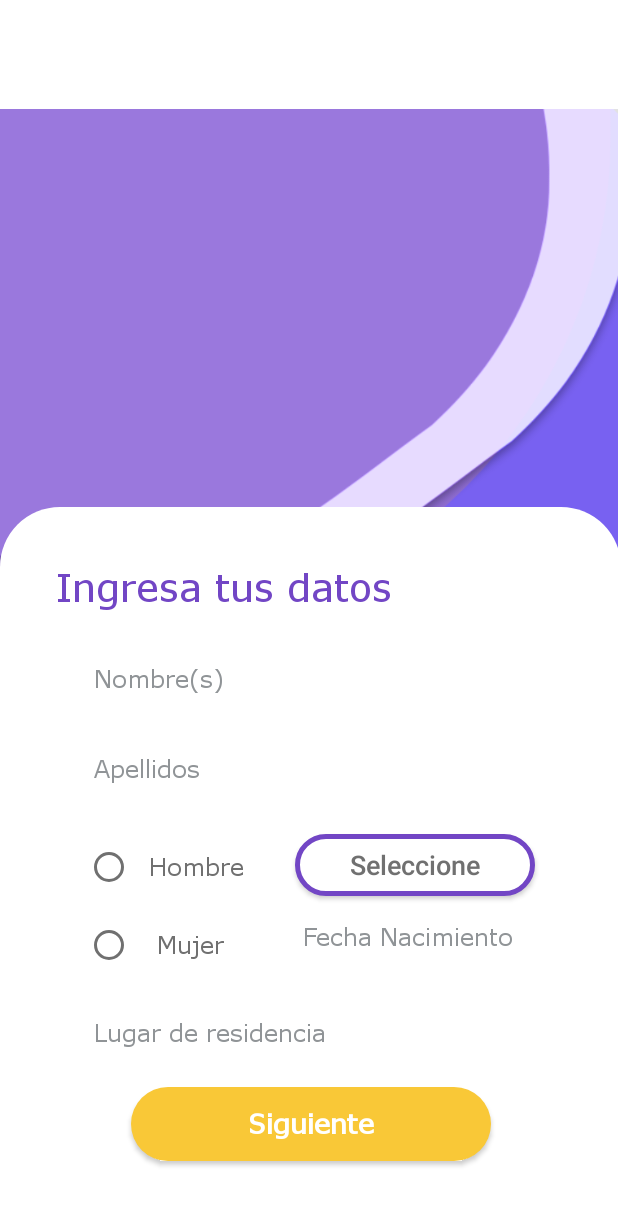
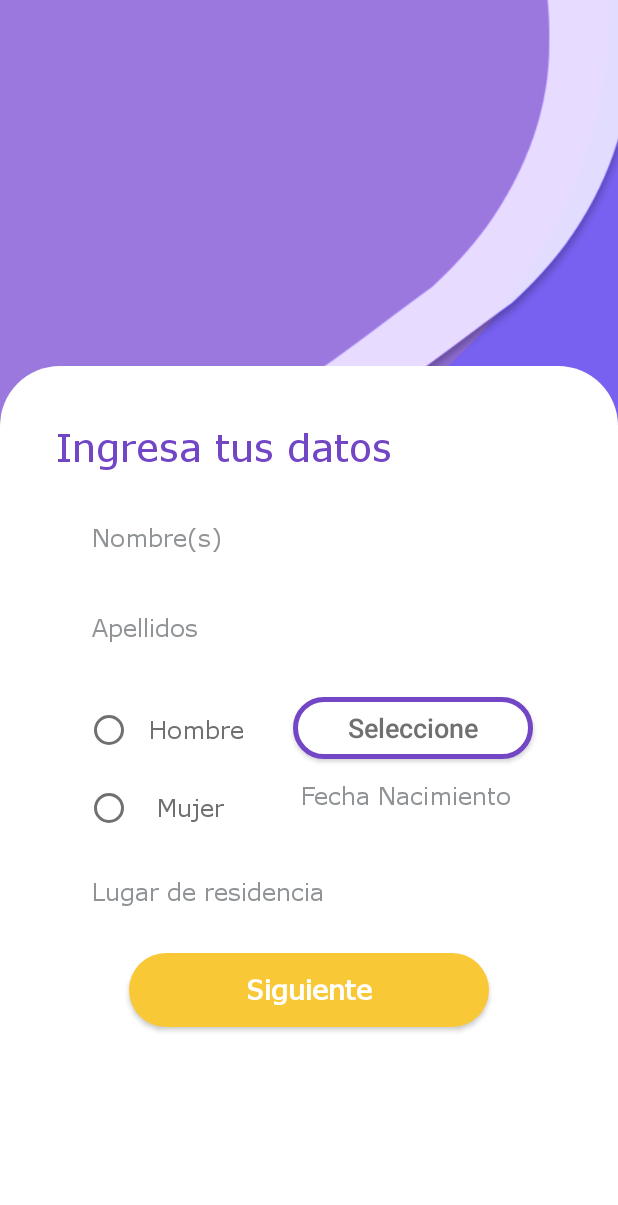
Before and after one commit to AndyJmnzEsp/FindMe_Proyecto, an Android app: the CheckInNormalActivity screen opened directly, with no data from a screen before it, on a phone screen of 412 x 824 dp. Shown: the top 1205 px of the screen. Run offline under Robolectric (Android 15) with nearby library versions, the phone set to English and light mode, and no system bars.

Commit message:
Date en registro estandar
Arreglo de fecha y de vista chck in normal

```diff
--- a/app/src/main/java/com/example/findme/CheckInNormalActivity.java
+++ b/app/src/main/java/com/example/findme/CheckInNormalActivity.java
@@ -3,48 +3,52 @@ package com.example.findme;
 import androidx.appcompat.app.AppCompatActivity;
 
 import android.app.DatePickerDialog;
+import android.app.TimePickerDialog;
 import android.os.Bundle;
+import android.view.View;
 import android.widget.Button;
-import android.content.Intent;
-import android.view.View;
 import android.widget.DatePicker;
 import android.widget.EditText;
+import android.widget.TimePicker;
+
+import androidx.appcompat.app.AppCompatActivity;
+
+import java.time.Year;
 import java.util.Calendar;
 
-public class CheckInNormalActivity  extends AppCompatActivity {
-
-    private int dia, mes, año;
-
+public class CheckInNormalActivity  extends AppCompatActivity implements View.OnClickListener {
+    Button bfecha, bhora;
+    EditText Efecha, Ehora;
+    private int dia,mes,anio;
     @Override
     protected void onCreate(Bundle savedInstanceState) {
         super.onCreate(savedInstanceState);
         //Crear la vista
         setContentView(R.layout.activity_check_in__normal);
+        //Declaracion de variables
+
+        bfecha= (Button)findViewById(R.id.BFecha);
+        Efecha = (EditText)findViewById(R.id.EFecha);
+        bfecha.setOnClickListener(this);
     }
-    //Declaracion de variables
-    Button Bfecha = findViewById(R.id.BFecha);
-    EditText Efecha = findViewById(R.id.EFecha);
-
-    public void Fecha (View v) {
-        if(v==Bfecha) {
+    public void onClick (View v) {
+        if (v == bfecha) {
             final Calendar c = Calendar.getInstance();
             dia = c.get(Calendar.DAY_OF_MONTH);
             mes = c.get(Calendar.MONTH);
-            año = c.get(Calendar.YEAR);
+            anio = c.get(Calendar.YEAR);
 
-            DatePickerDialog datePickerDialog =new DatePickerDialog(this, new DatePickerDialog.OnDateSetListener() {
+            DatePickerDialog datePickerDialog = new DatePickerDialog(this, new DatePickerDialog.OnDateSetListener() {
                 @Override
                 public void onDateSet(DatePicker view, int year, int month, int dayOfMonth) {
-                    Efecha.setText(dayOfMonth+"/"+(month+1)+"/"+year);
+                    Efecha.setText(dayOfMonth + "/" + (month + 1) + "/" + year);
                 }
             }
-                    ,dia,mes,año);
+                    , dia, mes, anio);
             datePickerDialog.show();
         }
     }
 
-    public void DatosSiguientes3(View view) {
-        Intent Psico = new Intent(this, CheckInPsicoActivity.class);
-        startActivity(Psico);
-    }
+
+
 }
--- a/app/src/main/res/layout/activity_check_in__normal.xml
+++ b/app/src/main/res/layout/activity_check_in__normal.xml
@@ -10,7 +10,7 @@
     <ImageView
         android:layout_width="wrap_content"
         android:layout_height="409dp"
-        android:layout_marginBottom="340dp"
+        android:layout_marginBottom="344dp"
         android:src="@drawable/img_iniciar_sesion1"
         app:layout_constraintBottom_toBottomOf="@+id/constraintLayout2"
         app:layout_constraintEnd_toEndOf="parent"
@@ -19,14 +19,14 @@
 
     <androidx.constraintlayout.widget.ConstraintLayout
         android:id="@+id/constraintLayout2"
-        android:layout_width="414dp"
-        android:layout_height="484dp"
-        android:layout_marginBottom="2dp"
+        android:layout_width="match_parent"
+        android:layout_height="489dp"
+        android:layout_marginTop="244dp"
         android:background="@drawable/custom_view"
-        app:layout_constraintBottom_toBottomOf="parent"
         app:layout_constraintEnd_toEndOf="parent"
-        app:layout_constraintHorizontal_bias="0.5"
-        app:layout_constraintStart_toStartOf="parent">
+        app:layout_constraintHorizontal_bias="0.0"
+        app:layout_constraintStart_toStartOf="parent"
+        app:layout_constraintTop_toTopOf="parent">
 
         <TextView
             android:id="@+id/textWelcome"
@@ -150,7 +150,6 @@
             android:layout_width="160dp"
             android:layout_height="41dp"
             android:background="@drawable/custom_button_bordesmorado"
-            android:onClick="Fecha"
             android:text="Seleccione"
             android:textAllCaps="false"
             android:textSize="18dp"
```
